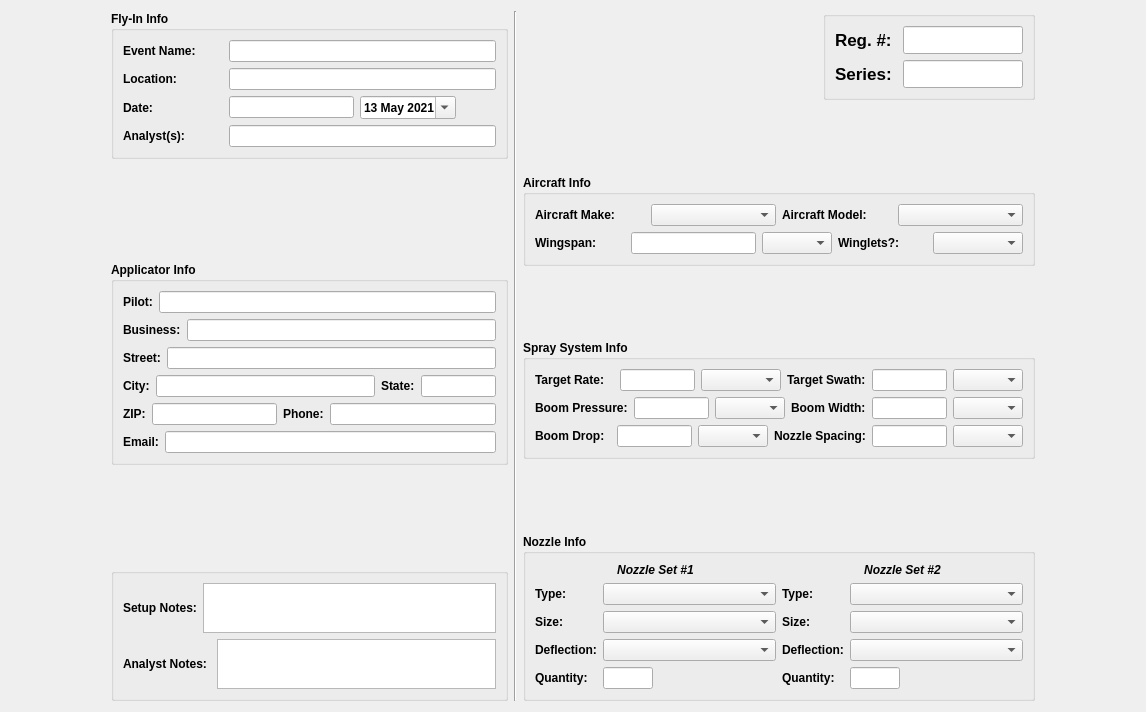
Qt form accupatt/windows/ui/seriesInfo.ui (gill14/AccuPatt) before a commit.
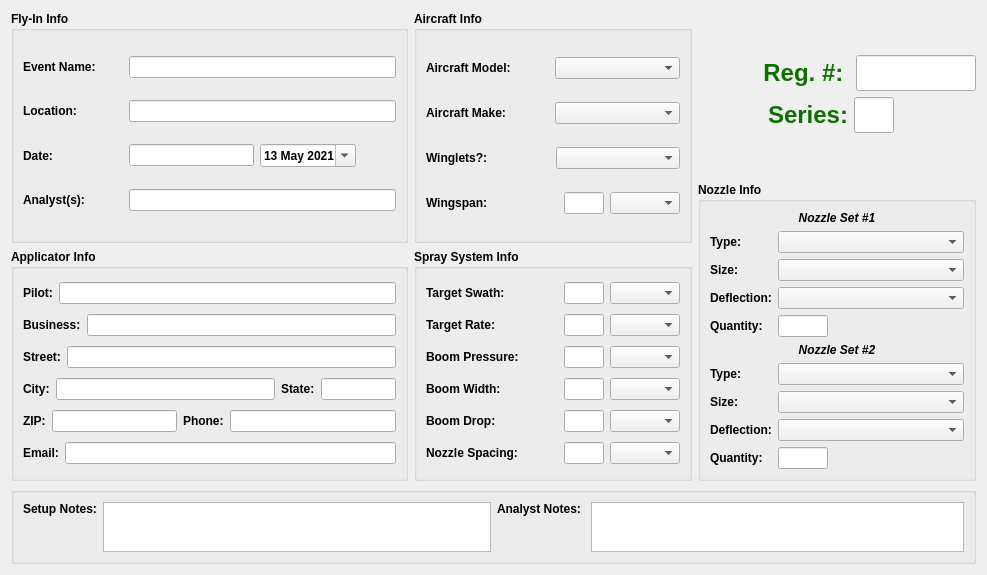
The same form after that commit.

Commit message: SeriesInfo commits, ui reorg, major housekeeping

What changed in the file:
```diff
--- a/accupatt/windows/ui/seriesInfo.ui
+++ b/accupatt/windows/ui/seriesInfo.ui
@@ -6,30 +6,25 @@
    <rect>
     <x>0</x>
     <y>0</y>
-    <width>1146</width>
-    <height>712</height>
+    <width>987</width>
+    <height>575</height>
    </rect>
   </property>
+  <property name="minimumSize">
+   <size>
+    <width>987</width>
+    <height>575</height>
+   </size>
+  </property>
   <property name="windowTitle">
    <string>Form</string>
   </property>
-  <layout class="QHBoxLayout" name="horizontalLayout_22">
-   <item>
-    <spacer name="horizontalSpacer_3">
-     <property name="orientation">
-      <enum>Qt::Horizontal</enum>
-     </property>
-     <property name="sizeHint" stdset="0">
-      <size>
-       <width>40</width>
-       <height>20</height>
-      </size>
-     </property>
-    </spacer>
-   </item>
-   <item>
     <layout class="QVBoxLayout" name="verticalLayout_10">
      <item>
+    <layout class="QHBoxLayout" name="horizontalLayout_18">
+     <item>
+      <layout class="QGridLayout" name="gridLayout">
+       <item row="0" column="0">
       <widget class="QGroupBox" name="groupBox">
        <property name="font">
         <font>
@@ -218,20 +213,158 @@
        </layout>
       </widget>
      </item>
+       <item row="0" column="1">
+        <widget class="QGroupBox" name="groupBox">
+         <property name="font">
+          <font>
+           <weight>75</weight>
+           <bold>true</bold>
+          </font>
+         </property>
+         <property name="title">
+          <string>Aircraft Info</string>
+         </property>
+         <layout class="QVBoxLayout" name="verticalLayout_5">
      <item>
-      <spacer name="verticalSpacer_4">
-       <property name="orientation">
-        <enum>Qt::Vertical</enum>
-       </property>
-       <property name="sizeHint" stdset="0">
+           <layout class="QHBoxLayout" name="horizontalLayout_25">
+            <item>
+             <widget class="QLabel" name="label_5">
+              <property name="sizePolicy">
+               <sizepolicy hsizetype="Preferred" vsizetype="Preferred">
+                <horstretch>0</horstretch>
+                <verstretch>0</verstretch>
+               </sizepolicy>
+              </property>
+              <property name="text">
+               <string>Aircraft Model:</string>
+              </property>
+             </widget>
+            </item>
+            <item>
+             <widget class="QComboBox" name="comboBoxModel">
+              <property name="sizePolicy">
+               <sizepolicy hsizetype="Preferred" vsizetype="Fixed">
+                <horstretch>0</horstretch>
+                <verstretch>0</verstretch>
+               </sizepolicy>
+              </property>
+              <property name="minimumSize">
         <size>
-         <width>20</width>
-         <height>40</height>
-        </size>
-       </property>
-      </spacer>
-     </item>
+                <width>125</width>
+                <height>0</height>
+               </size>
+              </property>
+              <property name="sizeAdjustPolicy">
+               <enum>QComboBox::AdjustToMinimumContentsLength</enum>
+              </property>
+             </widget>
+            </item>
+           </layout>
+          </item>
      <item>
+           <layout class="QHBoxLayout" name="horizontalLayout_10">
+            <item>
+             <widget class="QLabel" name="label_7">
+              <property name="text">
+               <string>Aircraft Make:</string>
+              </property>
+             </widget>
+            </item>
+            <item>
+             <widget class="QComboBox" name="comboBoxMake">
+              <property name="minimumSize">
+               <size>
+                <width>125</width>
+                <height>0</height>
+               </size>
+              </property>
+              <property name="sizeAdjustPolicy">
+               <enum>QComboBox::AdjustToMinimumContentsLength</enum>
+              </property>
+             </widget>
+            </item>
+           </layout>
+          </item>
+          <item>
+           <layout class="QHBoxLayout" name="horizontalLayout_15">
+            <item>
+             <widget class="QLabel" name="label_9">
+              <property name="text">
+               <string>Winglets?:</string>
+              </property>
+             </widget>
+            </item>
+            <item>
+             <widget class="QComboBox" name="comboBoxWinglets">
+              <property name="sizePolicy">
+               <sizepolicy hsizetype="Preferred" vsizetype="Fixed">
+                <horstretch>0</horstretch>
+                <verstretch>0</verstretch>
+               </sizepolicy>
+              </property>
+              <property name="sizeAdjustPolicy">
+               <enum>QComboBox::AdjustToContents</enum>
+              </property>
+             </widget>
+            </item>
+           </layout>
+          </item>
+          <item>
+           <layout class="QHBoxLayout" name="horizontalLayout_12">
+            <item>
+             <widget class="QLabel" name="label_8">
+              <property name="text">
+               <string>Wingspan:</string>
+              </property>
+             </widget>
+            </item>
+            <item>
+             <widget class="QLineEdit" name="lineEditWingspan">
+              <property name="sizePolicy">
+               <sizepolicy hsizetype="Preferred" vsizetype="Fixed">
+                <horstretch>0</horstretch>
+                <verstretch>0</verstretch>
+               </sizepolicy>
+              </property>
+              <property name="maximumSize">
+               <size>
+                <width>40</width>
+                <height>16777215</height>
+               </size>
+              </property>
+             </widget>
+            </item>
+            <item>
+             <widget class="QComboBox" name="comboBoxWingspanUnits">
+              <property name="sizePolicy">
+               <sizepolicy hsizetype="Expanding" vsizetype="Fixed">
+                <horstretch>0</horstretch>
+                <verstretch>0</verstretch>
+               </sizepolicy>
+              </property>
+              <property name="minimumSize">
+               <size>
+                <width>70</width>
+                <height>0</height>
+               </size>
+              </property>
+              <property name="maximumSize">
+               <size>
+                <width>70</width>
+                <height>16777215</height>
+               </size>
+              </property>
+              <property name="sizeAdjustPolicy">
+               <enum>QComboBox::AdjustToMinimumContentsLength</enum>
+              </property>
+             </widget>
+            </item>
+           </layout>
+          </item>
+         </layout>
+        </widget>
+       </item>
+       <item row="1" column="0">
       <widget class="QGroupBox" name="groupBoxApplicator">
        <property name="font">
         <font>
@@ -370,344 +503,7 @@
        </layout>
       </widget>
      </item>
-     <item>
-      <spacer name="verticalSpacer_5">
-       <property name="orientation">
-        <enum>Qt::Vertical</enum>
-       </property>
-       <property name="sizeHint" stdset="0">
-        <size>
-         <width>17</width>
-         <height>13</height>
-        </size>
-       </property>
-      </spacer>
-     </item>
-     <item>
-      <widget class="QGroupBox" name="groupBox">
-       <property name="font">
-        <font>
-         <weight>75</weight>
-         <bold>true</bold>
-        </font>
-       </property>
-       <layout class="QVBoxLayout" name="verticalLayout_4">
-        <item>
-         <layout class="QHBoxLayout" name="horizontalLayout_20">
-          <item>
-           <widget class="QLabel" name="label_27">
-            <property name="text">
-             <string>Setup Notes:</string>
-            </property>
-           </widget>
-          </item>
-          <item>
-           <widget class="QPlainTextEdit" name="plainTextEditNotesSetup">
-            <property name="sizePolicy">
-             <sizepolicy hsizetype="Expanding" vsizetype="Preferred">
-              <horstretch>0</horstretch>
-              <verstretch>0</verstretch>
-             </sizepolicy>
-            </property>
-            <property name="maximumSize">
-             <size>
-              <width>16777215</width>
-              <height>50</height>
-             </size>
-            </property>
-           </widget>
-          </item>
-         </layout>
-        </item>
-        <item>
-         <layout class="QHBoxLayout" name="horizontalLayout_21">
-          <item>
-           <widget class="QLabel" name="label_28">
-            <property name="text">
-             <string>Analyst Notes: </string>
-            </property>
-           </widget>
-          </item>
-          <item>
-           <widget class="QPlainTextEdit" name="plainTextEditNotesAnalyst">
-            <property name="sizePolicy">
-             <sizepolicy hsizetype="Expanding" vsizetype="Maximum">
-              <horstretch>0</horstretch>
-              <verstretch>0</verstretch>
-             </sizepolicy>
-            </property>
-            <property name="maximumSize">
-             <size>
-              <width>16777215</width>
-              <height>50</height>
-             </size>
-            </property>
-           </widget>
-          </item>
-         </layout>
-        </item>
-       </layout>
-      </widget>
-     </item>
-    </layout>
-   </item>
-   <item>
-    <widget class="Line" name="line_3">
-     <property name="orientation">
-      <enum>Qt::Vertical</enum>
-     </property>
-    </widget>
-   </item>
-   <item>
-    <layout class="QVBoxLayout" name="verticalLayout_9">
-     <item>
-      <layout class="QHBoxLayout" name="horizontalLayout_15">
-       <item>
-        <spacer name="horizontalSpacer">
-         <property name="orientation">
-          <enum>Qt::Horizontal</enum>
-         </property>
-         <property name="sizeHint" stdset="0">
-          <size>
-           <width>40</width>
-           <height>20</height>
-          </size>
-         </property>
-        </spacer>
-       </item>
-       <item>
-        <widget class="QGroupBox" name="groupBox">
-         <property name="font">
-          <font>
-           <pointsize>13</pointsize>
-           <weight>75</weight>
-           <bold>true</bold>
-          </font>
-         </property>
-         <layout class="QVBoxLayout" name="verticalLayout_6">
-          <item>
-           <layout class="QHBoxLayout" name="horizontalLayout_17">
-            <item>
-             <widget class="QLabel" name="label_6">
-              <property name="text">
-               <string>Reg. #: </string>
-              </property>
-             </widget>
-            </item>
-            <item>
-             <widget class="QLineEdit" name="lineEditRegNum">
-              <property name="sizePolicy">
-               <sizepolicy hsizetype="Maximum" vsizetype="Fixed">
-                <horstretch>0</horstretch>
-                <verstretch>0</verstretch>
-               </sizepolicy>
-              </property>
-              <property name="maximumSize">
-               <size>
-                <width>120</width>
-                <height>16777215</height>
-               </size>
-              </property>
-             </widget>
-            </item>
-           </layout>
-          </item>
-          <item>
-           <layout class="QHBoxLayout" name="horizontalLayout_18">
-            <item>
-             <widget class="QLabel" name="label_13">
-              <property name="text">
-               <string>Series:</string>
-              </property>
-             </widget>
-            </item>
-            <item>
-             <widget class="QLineEdit" name="lineEditSeriesNum">
-              <property name="sizePolicy">
-               <sizepolicy hsizetype="Preferred" vsizetype="Fixed">
-                <horstretch>0</horstretch>
-                <verstretch>0</verstretch>
-               </sizepolicy>
-              </property>
-              <property name="maximumSize">
-               <size>
-                <width>120</width>
-                <height>16777215</height>
-               </size>
-              </property>
-             </widget>
-            </item>
-           </layout>
-          </item>
-         </layout>
-        </widget>
-       </item>
-      </layout>
-     </item>
-     <item>
-      <spacer name="verticalSpacer">
-       <property name="orientation">
-        <enum>Qt::Vertical</enum>
-       </property>
-       <property name="sizeHint" stdset="0">
-        <size>
-         <width>17</width>
-         <height>13</height>
-        </size>
-       </property>
-      </spacer>
-     </item>
-     <item>
-      <widget class="QGroupBox" name="groupBox">
-       <property name="font">
-        <font>
-         <weight>75</weight>
-         <bold>true</bold>
-        </font>
-       </property>
-       <property name="title">
-        <string>Aircraft Info</string>
-       </property>
-       <layout class="QVBoxLayout" name="verticalLayout_3">
-        <item>
-         <layout class="QHBoxLayout" name="horizontalLayout_10">
-          <item>
-           <widget class="QLabel" name="label_7">
-            <property name="text">
-             <string>Aircraft Make:</string>
-            </property>
-           </widget>
-          </item>
-          <item>
-           <widget class="QComboBox" name="comboBoxMake">
-            <property name="minimumSize">
-             <size>
-              <width>125</width>
-              <height>0</height>
-             </size>
-            </property>
-            <property name="sizeAdjustPolicy">
-             <enum>QComboBox::AdjustToMinimumContentsLength</enum>
-            </property>
-           </widget>
-          </item>
-          <item>
-           <widget class="QLabel" name="label_5">
-            <property name="sizePolicy">
-             <sizepolicy hsizetype="Preferred" vsizetype="Preferred">
-              <horstretch>0</horstretch>
-              <verstretch>0</verstretch>
-             </sizepolicy>
-            </property>
-            <property name="text">
-             <string>Aircraft Model:</string>
-            </property>
-           </widget>
-          </item>
-          <item>
-           <widget class="QComboBox" name="comboBoxModel">
-            <property name="sizePolicy">
-             <sizepolicy hsizetype="Preferred" vsizetype="Fixed">
-              <horstretch>0</horstretch>
-              <verstretch>0</verstretch>
-             </sizepolicy>
-            </property>
-            <property name="minimumSize">
-             <size>
-              <width>125</width>
-              <height>0</height>
-             </size>
-            </property>
-            <property name="sizeAdjustPolicy">
-             <enum>QComboBox::AdjustToMinimumContentsLength</enum>
-            </property>
-           </widget>
-          </item>
-         </layout>
-        </item>
-        <item>
-         <layout class="QHBoxLayout" name="horizontalLayout_12">
-          <item>
-           <widget class="QLabel" name="label_8">
-            <property name="text">
-             <string>Wingspan:</string>
-            </property>
-           </widget>
-          </item>
-          <item>
-           <widget class="QLineEdit" name="lineEditWingspan">
-            <property name="sizePolicy">
-             <sizepolicy hsizetype="Preferred" vsizetype="Fixed">
-              <horstretch>0</horstretch>
-              <verstretch>0</verstretch>
-             </sizepolicy>
-            </property>
-           </widget>
-          </item>
-          <item>
-           <widget class="QComboBox" name="comboBoxWingspanUnits">
-            <property name="sizePolicy">
-             <sizepolicy hsizetype="Expanding" vsizetype="Fixed">
-              <horstretch>0</horstretch>
-              <verstretch>0</verstretch>
-             </sizepolicy>
-            </property>
-            <property name="minimumSize">
-             <size>
-              <width>60</width>
-              <height>0</height>
-             </size>
-            </property>
-            <property name="maximumSize">
-             <size>
-              <width>70</width>
-              <height>16777215</height>
-             </size>
-            </property>
-            <property name="sizeAdjustPolicy">
-             <enum>QComboBox::AdjustToMinimumContentsLength</enum>
-            </property>
-           </widget>
-          </item>
-          <item>
-           <widget class="QLabel" name="label_9">
-            <property name="text">
-             <string>Winglets?:</string>
-            </property>
-           </widget>
-          </item>
-          <item>
-           <widget class="QComboBox" name="comboBoxWinglets">
-            <property name="sizePolicy">
-             <sizepolicy hsizetype="Preferred" vsizetype="Fixed">
-              <horstretch>0</horstretch>
-              <verstretch>0</verstretch>
-             </sizepolicy>
-            </property>
-            <property name="sizeAdjustPolicy">
-             <enum>QComboBox::AdjustToContents</enum>
-            </property>
-           </widget>
-          </item>
-         </layout>
-        </item>
-       </layout>
-      </widget>
-     </item>
-     <item>
-      <spacer name="verticalSpacer_2">
-       <property name="orientation">
-        <enum>Qt::Vertical</enum>
-       </property>
-       <property name="sizeHint" stdset="0">
-        <size>
-         <width>17</width>
-         <height>13</height>
-        </size>
-       </property>
-      </spacer>
-     </item>
-     <item>
+       <item row="1" column="1">
       <widget class="QGroupBox" name="groupBox">
        <property name="font">
         <font>
@@ -718,7 +514,65 @@
        <property name="title">
         <string>Spray System Info</string>
        </property>
-       <layout class="QVBoxLayout" name="verticalLayout_5">
+         <layout class="QVBoxLayout" name="verticalLayout_3">
+          <item>
+           <layout class="QHBoxLayout" name="horizontalLayout_24">
+            <item>
+             <widget class="QLabel" name="label_11">
+              <property name="text">
+               <string>Target Swath:</string>
+              </property>
+             </widget>
+            </item>
+            <item>
+             <widget class="QLineEdit" name="lineEditSwath">
+              <property name="sizePolicy">
+               <sizepolicy hsizetype="Preferred" vsizetype="Fixed">
+                <horstretch>0</horstretch>
+                <verstretch>0</verstretch>
+               </sizepolicy>
+              </property>
+              <property name="minimumSize">
+               <size>
+                <width>40</width>
+                <height>0</height>
+               </size>
+              </property>
+              <property name="maximumSize">
+               <size>
+                <width>40</width>
+                <height>16777215</height>
+               </size>
+              </property>
+             </widget>
+            </item>
+            <item>
+             <widget class="QComboBox" name="comboBoxUnitsSwath">
+              <property name="sizePolicy">
+               <sizepolicy hsizetype="Expanding" vsizetype="Fixed">
+                <horstretch>0</horstretch>
+                <verstretch>0</verstretch>
+               </sizepolicy>
+              </property>
+              <property name="minimumSize">
+               <size>
+                <width>70</width>
+                <height>0</height>
+               </size>
+              </property>
+              <property name="maximumSize">
+               <size>
+                <width>70</width>
+                <height>16777215</height>
+               </size>
+              </property>
+              <property name="sizeAdjustPolicy">
+               <enum>QComboBox::AdjustToContents</enum>
+              </property>
+             </widget>
+            </item>
+           </layout>
+          </item>
         <item>
          <layout class="QHBoxLayout" name="horizontalLayout_13">
           <item>
@@ -736,9 +590,15 @@
               <verstretch>0</verstretch>
              </sizepolicy>
             </property>
+              <property name="minimumSize">
+               <size>
+                <width>40</width>
+                <height>0</height>
+               </size>
+              </property>
             <property name="maximumSize">
              <size>
-              <width>75</width>
+                <width>40</width>
               <height>16777215</height>
              </size>
             </property>
@@ -754,55 +614,7 @@
             </property>
             <property name="minimumSize">
              <size>
-              <width>60</width>
-              <height>0</height>
-             </size>
-            </property>
-            <property name="maximumSize">
-             <size>
-              <width>90</width>
-              <height>16777215</height>
-             </size>
-            </property>
-            <property name="sizeAdjustPolicy">
-             <enum>QComboBox::AdjustToContents</enum>
-            </property>
-           </widget>
-          </item>
-          <item>
-           <widget class="QLabel" name="label_11">
-            <property name="text">
-             <string>Target Swath:</string>
-            </property>
-           </widget>
-          </item>
-          <item>
-           <widget class="QLineEdit" name="lineEditSwath">
-            <property name="sizePolicy">
-             <sizepolicy hsizetype="Preferred" vsizetype="Fixed">
-              <horstretch>0</horstretch>
-              <verstretch>0</verstretch>
-             </sizepolicy>
-            </property>
-            <property name="maximumSize">
-             <size>
-              <width>75</width>
-              <height>16777215</height>
-             </size>
-            </property>
-           </widget>
-          </item>
-          <item>
-           <widget class="QComboBox" name="comboBoxUnitsSwath">
-            <property name="sizePolicy">
-             <sizepolicy hsizetype="Expanding" vsizetype="Fixed">
-              <horstretch>0</horstretch>
-              <verstretch>0</verstretch>
-             </sizepolicy>
-            </property>
-            <property name="minimumSize">
-             <size>
-              <width>60</width>
+                <width>70</width>
               <height>0</height>
              </size>
             </property>
@@ -836,9 +648,15 @@
               <verstretch>0</verstretch>
              </sizepolicy>
             </property>
+              <property name="minimumSize">
+               <size>
+                <width>40</width>
+                <height>0</height>
+               </size>
+              </property>
             <property name="maximumSize">
              <size>
-              <width>75</width>
+                <width>40</width>
               <height>16777215</height>
              </size>
             </property>
@@ -854,7 +672,7 @@
             </property>
             <property name="minimumSize">
              <size>
-              <width>60</width>
+                <width>70</width>
               <height>0</height>
              </size>
             </property>
@@ -869,6 +687,10 @@
             </property>
            </widget>
           </item>
+           </layout>
+          </item>
+          <item>
+           <layout class="QHBoxLayout" name="horizontalLayout_23">
           <item>
            <widget class="QLabel" name="label_14">
             <property name="text">
@@ -884,9 +706,15 @@
               <verstretch>0</verstretch>
              </sizepolicy>
             </property>
+              <property name="minimumSize">
+               <size>
+                <width>40</width>
+                <height>0</height>
+               </size>
+              </property>
             <property name="maximumSize">
              <size>
-              <width>75</width>
+                <width>40</width>
               <height>16777215</height>
              </size>
             </property>
@@ -902,7 +730,7 @@
             </property>
             <property name="minimumSize">
              <size>
-              <width>60</width>
+                <width>70</width>
               <height>0</height>
              </size>
             </property>
@@ -936,9 +764,15 @@
               <verstretch>0</verstretch>
              </sizepolicy>
             </property>
+              <property name="minimumSize">
+               <size>
+                <width>40</width>
+                <height>0</height>
+               </size>
+              </property>
             <property name="maximumSize">
              <size>
-              <width>75</width>
+                <width>40</width>
               <height>16777215</height>
              </size>
             </property>
@@ -954,7 +788,7 @@
             </property>
             <property name="minimumSize">
              <size>
-              <width>60</width>
+                <width>70</width>
               <height>0</height>
              </size>
             </property>
@@ -969,6 +803,10 @@
             </property>
            </widget>
           </item>
+           </layout>
+          </item>
+          <item>
+           <layout class="QHBoxLayout" name="horizontalLayout_22">
           <item>
            <widget class="QLabel" name="label_16">
             <property name="text">
@@ -976,6 +814,19 @@
             </property>
            </widget>
           </item>
+            <item>
+             <spacer name="horizontalSpacer_7">
+              <property name="orientation">
+               <enum>Qt::Horizontal</enum>
+              </property>
+              <property name="sizeHint" stdset="0">
+               <size>
+                <width>40</width>
+                <height>20</height>
+               </size>
+              </property>
+             </spacer>
+            </item>
           <item>
            <widget class="QLineEdit" name="lineEditNozzleSpacing">
             <property name="sizePolicy">
@@ -984,9 +835,15 @@
               <verstretch>0</verstretch>
              </sizepolicy>
             </property>
+              <property name="minimumSize">
+               <size>
+                <width>40</width>
+                <height>0</height>
+               </size>
+              </property>
             <property name="maximumSize">
              <size>
-              <width>75</width>
+                <width>40</width>
               <height>16777215</height>
              </size>
             </property>
@@ -1002,7 +859,7 @@
             </property>
             <property name="minimumSize">
              <size>
-              <width>60</width>
+                <width>70</width>
               <height>0</height>
              </size>
             </property>
@@ -1022,15 +879,172 @@
        </layout>
       </widget>
      </item>
+      </layout>
+     </item>
      <item>
-      <spacer name="verticalSpacer_3">
+      <layout class="QVBoxLayout" name="verticalLayout_9">
+       <item>
+        <spacer name="verticalSpacer">
        <property name="orientation">
         <enum>Qt::Vertical</enum>
        </property>
        <property name="sizeHint" stdset="0">
         <size>
-         <width>17</width>
-         <height>13</height>
+           <width>20</width>
+           <height>40</height>
+          </size>
+         </property>
+        </spacer>
+       </item>
+       <item>
+        <layout class="QHBoxLayout" name="horizontalLayout_27">
+         <item>
+          <widget class="QLabel" name="label_29">
+           <property name="sizePolicy">
+            <sizepolicy hsizetype="Minimum" vsizetype="Preferred">
+             <horstretch>0</horstretch>
+             <verstretch>0</verstretch>
+            </sizepolicy>
+           </property>
+           <property name="minimumSize">
+            <size>
+             <width>150</width>
+             <height>0</height>
+            </size>
+           </property>
+           <property name="font">
+            <font>
+             <pointsize>18</pointsize>
+             <weight>75</weight>
+             <bold>true</bold>
+            </font>
+           </property>
+           <property name="styleSheet">
+            <string notr="true">color: rgb(14, 112, 1);</string>
+           </property>
+           <property name="text">
+            <string>Reg. #: </string>
+           </property>
+           <property name="alignment">
+            <set>Qt::AlignRight|Qt::AlignTrailing|Qt::AlignVCenter</set>
+           </property>
+          </widget>
+         </item>
+         <item>
+          <widget class="QLineEdit" name="lineEditRegNum">
+           <property name="sizePolicy">
+            <sizepolicy hsizetype="Maximum" vsizetype="Fixed">
+             <horstretch>0</horstretch>
+             <verstretch>0</verstretch>
+            </sizepolicy>
+           </property>
+           <property name="maximumSize">
+            <size>
+             <width>120</width>
+             <height>16777215</height>
+            </size>
+           </property>
+           <property name="font">
+            <font>
+             <pointsize>18</pointsize>
+             <weight>75</weight>
+             <bold>true</bold>
+            </font>
+           </property>
+           <property name="styleSheet">
+            <string notr="true">color: rgb(14, 112, 1);</string>
+           </property>
+          </widget>
+         </item>
+        </layout>
+       </item>
+       <item>
+        <layout class="QHBoxLayout" name="horizontalLayout_30">
+         <item>
+          <widget class="QLabel" name="label_30">
+           <property name="sizePolicy">
+            <sizepolicy hsizetype="Minimum" vsizetype="Preferred">
+             <horstretch>0</horstretch>
+             <verstretch>0</verstretch>
+            </sizepolicy>
+           </property>
+           <property name="minimumSize">
+            <size>
+             <width>150</width>
+             <height>0</height>
+            </size>
+           </property>
+           <property name="font">
+            <font>
+             <pointsize>18</pointsize>
+             <weight>75</weight>
+             <bold>true</bold>
+            </font>
+           </property>
+           <property name="styleSheet">
+            <string notr="true">color: rgb(14, 112, 1);</string>
+           </property>
+           <property name="lineWidth">
+            <number>1</number>
+           </property>
+           <property name="text">
+            <string>Series:</string>
+           </property>
+           <property name="alignment">
+            <set>Qt::AlignRight|Qt::AlignTrailing|Qt::AlignVCenter</set>
+           </property>
+          </widget>
+         </item>
+         <item>
+          <widget class="QLineEdit" name="lineEditSeriesNum">
+           <property name="sizePolicy">
+            <sizepolicy hsizetype="Preferred" vsizetype="Fixed">
+             <horstretch>0</horstretch>
+             <verstretch>0</verstretch>
+            </sizepolicy>
+           </property>
+           <property name="maximumSize">
+            <size>
+             <width>40</width>
+             <height>16777215</height>
+            </size>
+           </property>
+           <property name="font">
+            <font>
+             <pointsize>18</pointsize>
+             <weight>75</weight>
+             <bold>true</bold>
+            </font>
+           </property>
+           <property name="styleSheet">
+            <string notr="true">color: rgb(14, 112, 1);</string>
+           </property>
+          </widget>
+         </item>
+         <item>
+          <spacer name="horizontalSpacer">
+           <property name="orientation">
+            <enum>Qt::Horizontal</enum>
+           </property>
+           <property name="sizeHint" stdset="0">
+            <size>
+             <width>40</width>
+             <height>20</height>
+            </size>
+           </property>
+          </spacer>
+         </item>
+        </layout>
+       </item>
+       <item>
+        <spacer name="verticalSpacer_2">
+         <property name="orientation">
+          <enum>Qt::Vertical</enum>
+         </property>
+         <property name="sizeHint" stdset="0">
+          <size>
+           <width>20</width>
+           <height>40</height>
         </size>
        </property>
       </spacer>
@@ -1046,7 +1060,7 @@
        <property name="title">
         <string>Nozzle Info</string>
        </property>
-       <layout class="QHBoxLayout" name="horizontalLayout_19">
+         <layout class="QVBoxLayout" name="verticalLayout_4">
         <item>
          <layout class="QVBoxLayout" name="verticalLayout_7">
           <item>
@@ -1079,7 +1093,7 @@
              <widget class="QComboBox" name="comboBoxNT1">
               <property name="minimumSize">
                <size>
-                <width>125</width>
+                  <width>175</width>
                 <height>0</height>
                </size>
               </property>
@@ -1187,7 +1201,7 @@
              <widget class="QComboBox" name="comboBoxNT2">
               <property name="minimumSize">
                <size>
-                <width>125</width>
+                  <width>175</width>
                 <height>0</height>
                </size>
               </property>
@@ -1268,18 +1282,79 @@
      </item>
     </layout>
    </item>
+    </layout>
+   </item>
    <item>
-    <spacer name="horizontalSpacer_2">
-     <property name="orientation">
-      <enum>Qt::Horizontal</enum>
+    <widget class="QGroupBox" name="groupBox">
+     <property name="font">
+      <font>
+       <weight>75</weight>
+       <bold>true</bold>
+      </font>
      </property>
-     <property name="sizeHint" stdset="0">
+     <layout class="QHBoxLayout" name="horizontalLayout_17">
+      <item>
+       <layout class="QHBoxLayout" name="horizontalLayout_20">
+        <item>
+         <widget class="QLabel" name="label_27">
+          <property name="text">
+           <string>Setup Notes:</string>
+          </property>
+          <property name="alignment">
+           <set>Qt::AlignLeading|Qt::AlignLeft|Qt::AlignTop</set>
+          </property>
+         </widget>
+        </item>
+        <item>
+         <widget class="QPlainTextEdit" name="plainTextEditNotesSetup">
+          <property name="sizePolicy">
+           <sizepolicy hsizetype="Expanding" vsizetype="Preferred">
+            <horstretch>0</horstretch>
+            <verstretch>0</verstretch>
+           </sizepolicy>
+          </property>
+          <property name="maximumSize">
       <size>
-       <width>40</width>
-       <height>20</height>
-      </size>
-     </property>
-    </spacer>
+            <width>16777215</width>
+            <height>50</height>
+           </size>
+          </property>
+         </widget>
+        </item>
+       </layout>
+      </item>
+      <item>
+       <layout class="QHBoxLayout" name="horizontalLayout_21">
+        <item>
+         <widget class="QLabel" name="label_28">
+          <property name="text">
+           <string>Analyst Notes: </string>
+          </property>
+          <property name="alignment">
+           <set>Qt::AlignLeading|Qt::AlignLeft|Qt::AlignTop</set>
+          </property>
+         </widget>
+        </item>
+        <item>
+         <widget class="QPlainTextEdit" name="plainTextEditNotesAnalyst">
+          <property name="sizePolicy">
+           <sizepolicy hsizetype="Expanding" vsizetype="Maximum">
+            <horstretch>0</horstretch>
+            <verstretch>0</verstretch>
+           </sizepolicy>
+          </property>
+          <property name="maximumSize">
+           <size>
+            <width>16777215</width>
+            <height>50</height>
+           </size>
+          </property>
+         </widget>
+        </item>
+       </layout>
+      </item>
+     </layout>
+    </widget>
    </item>
   </layout>
  </widget>
```
Lines whose indentation alone changed are shown as unchanged. The commit also changes 11 other files.
